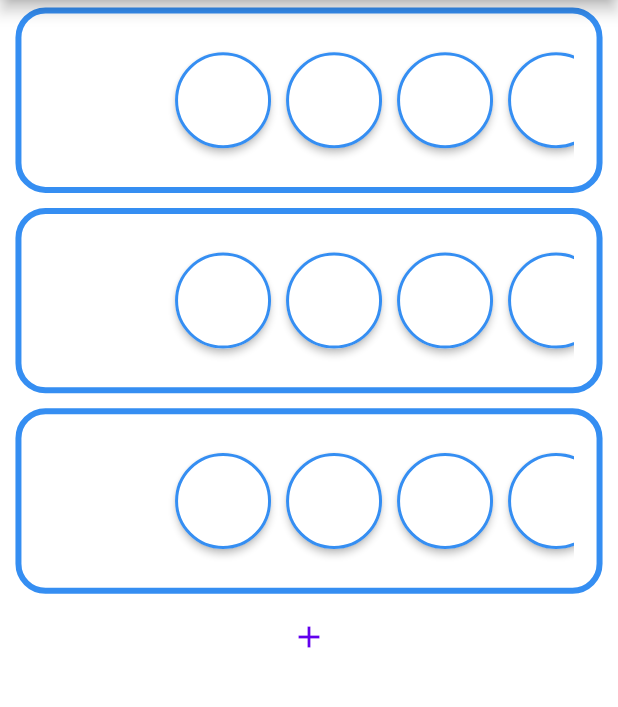
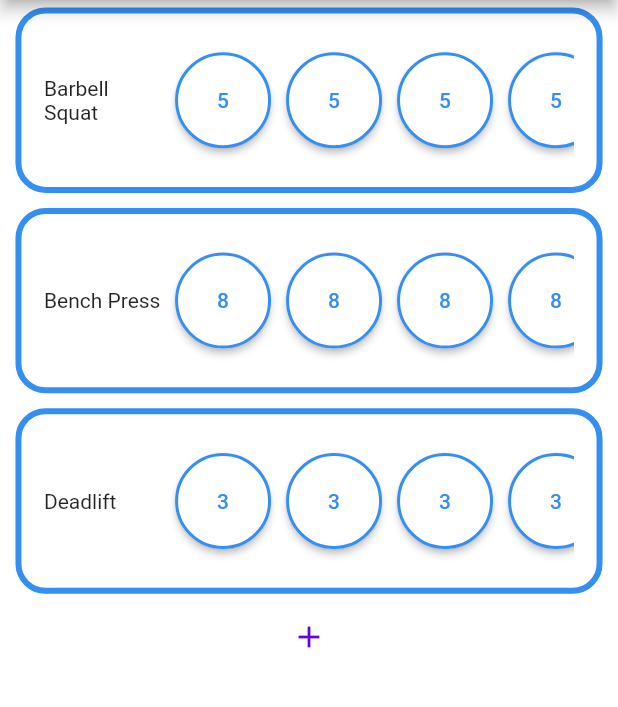
Before and after one commit to TheBeville/workout_app, a Flutter app: the screen it shows after launch, on a phone screen of 412 x 824 dp, the part 84-791 px from its top. Run offline on Flutter 3.47's test engine with Material 2 defaults, Android fonts, the phone set to English and light mode, and no system bars; our stand-ins replace shared_preferences.

Commit message:
Change method of dark mode switch, added Provider

```diff
--- a/lib/main.dart
+++ b/lib/main.dart
@@ -1,5 +1,6 @@
 import 'package:flutter/material.dart';
 import 'package:shared_preferences/shared_preferences.dart';
+import 'package:provider/provider.dart';
 
 import 'views/workout_session.dart';
 import 'main_theme.dart';
@@ -9,25 +10,47 @@ void main() {
   runApp(const MyApp());
 }
 
-class MyApp extends StatelessWidget {
+class MyApp extends StatefulWidget {
   const MyApp({Key? key}) : super(key: key);
 
   static final ValueNotifier<ThemeMode> themeNotifier =
-      ValueNotifier(ThemeMode.dark);
+      ValueNotifier(ThemeMode.light);
+
+  @override
+  State<MyApp> createState() => _MyAppState();
+}
+
+class _MyAppState extends State<MyApp> {
+  DarkThemeProvider themeChangeProvider = DarkThemeProvider();
+
+  void getCurrentAppTheme() async {
+    themeChangeProvider.darkTheme =
+        await themeChangeProvider.darkThemePreference.getTheme();
+  }
+
+  @override
+  void initState() {
+    super.initState();
+    getCurrentAppTheme();
+  }
 
   @override
   Widget build(BuildContext context) {
-    return ValueListenableBuilder(
-      valueListenable: themeNotifier,
-      builder: (state, ThemeMode currentMode, __) {
+    return ChangeNotifierProvider(
+      create: (_) {
+        return themeChangeProvider;
+      },
+      child: Consumer<DarkThemeProvider>(
+        builder: (BuildContext context, value, child) {
           return MaterialApp(
             debugShowCheckedModeBanner: false,
             title: 'Flutter Demo',
-          theme: ThemeClass.mainThemeLight,
+            theme: ThemeClass.themeData(themeChangeProvider.darkTheme, context),
             darkTheme: ThemeClass.mainThemeDark,
             home: const MyHomePage(title: 'Workout'),
           );
         },
+      ),
     );
   }
 }
@@ -42,16 +65,6 @@ class MyHomePage extends StatefulWidget {
 }
 
 class _MyHomePageState extends State<MyHomePage> {
-  final Future<SharedPreferences> _prefs = SharedPreferences.getInstance();
-  late Future<bool> _isDark;
-
-  @override
-  void initState() {
-    super.initState();
-    _isDark = _prefs
-        .then((SharedPreferences prefs) => prefs.getBool('isDark') ?? false);
-  }
-
   @override
   Widget build(BuildContext context) {
     // This method is rerun every time setState is called
--- a/lib/main_theme.dart
+++ b/lib/main_theme.dart
@@ -1,6 +1,11 @@
 import 'package:flutter/material.dart';
+import 'package:shared_preferences/shared_preferences.dart';
 
 class ThemeClass {
+  static ThemeData themeData(bool isDarkTheme, BuildContext context) {
+    return isDarkTheme ? mainThemeDark : mainThemeLight;
+  }
+
   static ThemeData mainThemeLight = ThemeData(
     primaryColor: const Color(0xFF358EF2),
     backgroundColor: Colors.white,
@@ -8,6 +13,10 @@ class ThemeClass {
     iconTheme: const IconThemeData(color: Color((0xFF33B0F2))),
     appBarTheme: const AppBarTheme(color: Color(0xFF358EF2)),
     brightness: Brightness.light,
+    textTheme: const TextTheme().apply(
+      bodyColor: Colors.black,
+      displayColor: Colors.black,
+    ),
   );
 
   static ThemeData mainThemeDark = ThemeData(
@@ -23,3 +32,30 @@ class ThemeClass {
     ),
   );
 }
+
+class DarkThemePreference {
+  static const themeStatus = 'ThemeStatus';
+
+  setDarkTheme(bool value) async {
+    SharedPreferences prefs = await SharedPreferences.getInstance();
+    prefs.setBool(themeStatus, value);
+  }
+
+  Future<bool> getTheme() async {
+    SharedPreferences prefs = await SharedPreferences.getInstance();
+    return prefs.getBool(themeStatus) ?? false;
+  }
+}
+
+class DarkThemeProvider with ChangeNotifier {
+  DarkThemePreference darkThemePreference = DarkThemePreference();
+  bool _darkTheme = false;
+
+  bool get darkTheme => _darkTheme;
+
+  set darkTheme(bool value) {
+    _darkTheme = value;
+    darkThemePreference.setDarkTheme(value);
+    notifyListeners();
+  }
+}
--- a/lib/views/workout_session.dart
+++ b/lib/views/workout_session.dart
@@ -1,4 +1,5 @@
 import 'package:flutter/material.dart';
+import 'package:workout_app/main_theme.dart';
 import '../widgets/workout_exercise.dart';
 import '../widgets/add_exercise.dart';
 import '../model/exercise_tile_creation_data.dart';
@@ -63,7 +64,9 @@ class _WorkoutSessionState extends State<WorkoutSession> {
             TextButton(
               // brings up AlertDialog to choose exercise to add to session
               onPressed: userSelectExercise,
-              child: const Icon(Icons.add),
+              child: const Icon(
+                Icons.add,
+              ),
             ),
           ],
         ),
--- a/lib/widgets/rep_button.dart
+++ b/lib/widgets/rep_button.dart
@@ -38,7 +38,14 @@ class _RepButtonState extends State<RepButton> {
       child: ElevatedButton(
         onLongPress: reset,
         onPressed: buttonLogic,
-        child: Text(repCounter.toString()),
+        child: Text(
+          repCounter.toString(),
+          style: TextStyle(
+            color: isComplete
+                ? Theme.of(context).backgroundColor
+                : Theme.of(context).primaryColor,
+          ),
+        ),
         style: ElevatedButton.styleFrom(
           shape: const CircleBorder(),
           padding: const EdgeInsets.all(20),
--- a/lib/widgets/workout_exercise.dart
+++ b/lib/widgets/workout_exercise.dart
@@ -39,8 +39,9 @@ class ExerciseTile extends StatelessWidget {
       child: Row(
         children: [
           SizedBox(
-              child: Text(chosenExercise,
-                  style: const TextStyle(color: Colors.white)),
+              child: Text(
+                chosenExercise,
+              ),
               width: MediaQuery.of(context).size.width * 0.2),
           Expanded(
             child: ListView(
--- a/pubspec.yaml
+++ b/pubspec.yaml
@@ -35,6 +35,7 @@ dependencies:
   # Use with the CupertinoIcons class for iOS style icons.
   cupertino_icons: ^1.0.2
   shared_preferences: ^2.0.15
+  provider: ^6.0.3
 
 dev_dependencies:
   flutter_test:
```
Also changed, not shown: lib/views/settings_view.dart (+18 -26 lines), pubspec.lock. Lines whose indentation alone changed are shown as unchanged.
